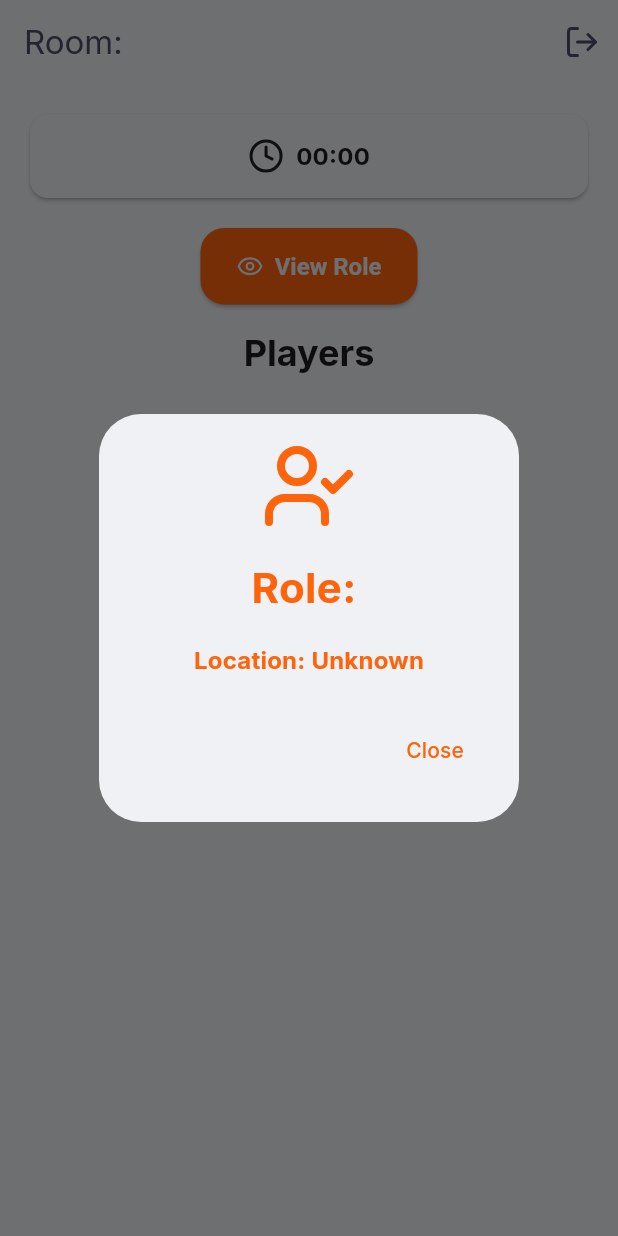
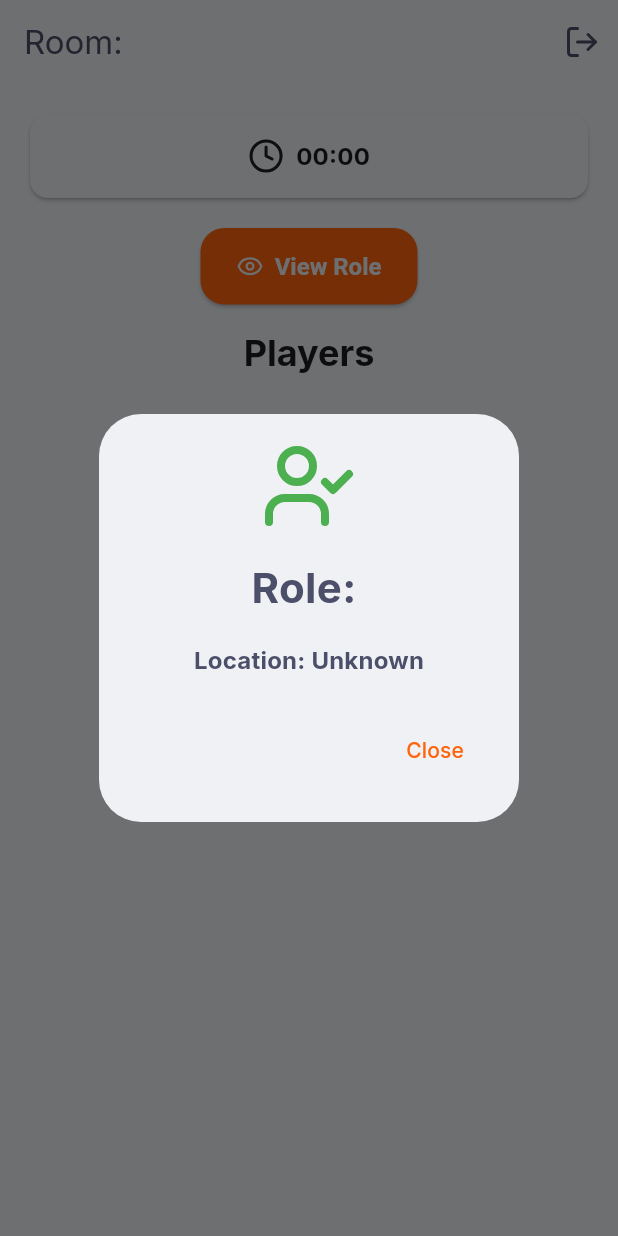
Before and after one commit to Jeshwin/Spyfall, a Flutter app: the GamePage screen opened directly with empty values, after a tap on "View Role", on a phone screen of 412 x 824 dp. Run offline on Flutter 3.47's test engine with Material 3 defaults, Android fonts, the light colour scheme and no system bars; our stand-ins replace cloud_firestore, firebase_core, google_fonts, lucide_icons, yaml; accounts and stored records are empty; generated files the repository leaves out were written again.

```diff
--- a/lib/models/player.dart
+++ b/lib/models/player.dart
@@ -91,4 +91,9 @@ class Player {
 
   // Convenience getter for backwards compatibility
   bool get isReady => status == PlayerStatus.ready;
+
+  // Debug method to print player information
+  void debugPrint() {
+    print('Player{id: $id, gameId: $gameId, name: $name, role: $role, isSpy: $isSpy, isHost: $isHost, status: $status, votedFor: $votedFor, joinedAt: $joinedAt}');
+  }
 }
--- a/lib/models/room.dart
+++ b/lib/models/room.dart
@@ -131,4 +131,9 @@ class Room {
       timerLastUpdated: timerLastUpdated ?? this.timerLastUpdated,
     );
   }
+
+  // Debug method to print room information
+  void debugPrint() {
+    print('Room{id: $id, roomCode: $roomCode, status: $status, location: $location, spyId: $spyId, roundStartTime: $roundStartTime, gameSession: $gameSession, createdAt: $createdAt, createdBy: $createdBy, settings: ${settings.toJson()}, isTimerPaused: $isTimerPaused, timerLastUpdated: $timerLastUpdated}');
+  }
 }
--- a/lib/pages/game_page.dart
+++ b/lib/pages/game_page.dart
@@ -42,7 +42,7 @@ class _GamePageState extends State<GamePage> {
   @override
   void initState() {
     super.initState();
-    _getPlayerData();
+    _watchPlayerData();
     _loadLocations();
     _loadQuestions();
     _watchRoomChanges();
@@ -54,11 +54,14 @@ class _GamePageState extends State<GamePage> {
     super.dispose();
   }
 
-  void _getPlayerData() async {
-    final playerData = await PlayerService.getPlayerById(widget.playerId);
-    setState(() {
-      player = playerData;
-      _isHost = playerData?.isHost ?? false;
+  void _watchPlayerData() {
+    PlayerService.watchPlayerById(widget.playerId).listen((playerData) {
+      if (playerData != null) {
+        setState(() {
+          player = playerData;
+          _isHost = playerData.isHost;
+        });
+      }
     });
   }
 
@@ -189,6 +192,8 @@ class _GamePageState extends State<GamePage> {
     if (player == null) return;
     final isSpy = player!.isSpy;
 
+    player?.debugPrint();
+
     showDialog(
       context: context,
       builder: (context) => AlertDialog(
@@ -199,9 +204,7 @@ class _GamePageState extends State<GamePage> {
             Icon(
               isSpy ? LucideIcons.userX : LucideIcons.userCheck,
               size: 64,
-              color: isSpy
-                  ? Theme.of(context).colorScheme.error
-                  : Theme.of(context).colorScheme.primary,
+              color: isSpy ? Theme.of(context).colorScheme.error : Colors.green,
             ),
             const SizedBox(height: 16),
             Text(
@@ -209,7 +212,7 @@ class _GamePageState extends State<GamePage> {
               style: TextStyle(
                 color: isSpy
                     ? Theme.of(context).colorScheme.error
-                    : Theme.of(context).colorScheme.primary,
+                    : Theme.of(context).colorScheme.onSurface,
                 fontWeight: FontWeight.bold,
                 fontSize: 28,
               ),
@@ -220,7 +223,7 @@ class _GamePageState extends State<GamePage> {
                   ? 'Location: ???'
                   : 'Location: ${room?.location ?? 'Unknown'}',
               style: Theme.of(context).textTheme.titleMedium?.copyWith(
-                color: Theme.of(context).colorScheme.primary,
+                color: Theme.of(context).colorScheme.onSurface,
                 fontWeight: FontWeight.bold,
               ),
               textAlign: TextAlign.center,
@@ -242,6 +245,7 @@ class _GamePageState extends State<GamePage> {
     final remainingSeconds = seconds % 60;
     return '${minutes.toString().padLeft(2, '0')}:${remainingSeconds.toString().padLeft(2, '0')}';
   }
+
 
   void _leaveGame() {
     showDialog(
--- a/lib/services/player_service.dart
+++ b/lib/services/player_service.dart
@@ -157,6 +157,20 @@ class PlayerService {
     }
   }
 
+  /// Stream of a specific player by ID
+  static Stream<Player?> watchPlayerById(String playerId) {
+    return _firestore
+        .collection(_playersCollection)
+        .doc(playerId)
+        .snapshots()
+        .map((doc) {
+      if (!doc.exists) {
+        return null;
+      }
+      return Player.fromJson(doc.data()!, playerId);
+    });
+  }
+
   /// Removes a player from the game
   static Future<void> removePlayer(String playerId) async {
     try {
@@ -285,7 +299,7 @@ class PlayerService {
         return false;
       }
 
-      return players.every((player) => player.isReady);
+      return players.every((player) => player.status == PlayerStatus.ready);
     } catch (e) {
       throw Exception('Failed to check if all players are ready: $e');
     }
```
Also changed, not shown: lib/pages/lobby_page.dart (+27 -13 lines), pubspec.lock, 1 other file.
